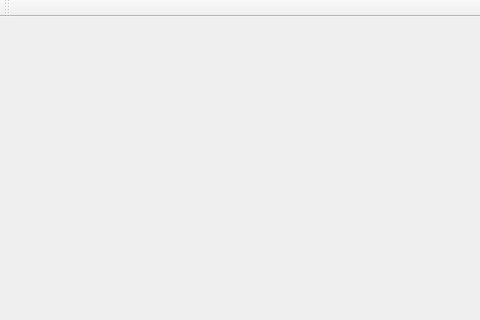
First picture: the form in mainwindow.ui, repository netbeen/LivenessDetection, before the edit; both pictures show x 0 to 480 and y 0 to 320 of the 1281 by 834 pixel window.
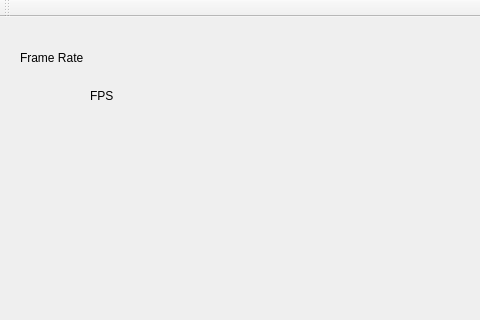
Second picture: the form after the edit.

Commit message: Add a label to display FPS.

Diff of the .ui file:
```diff
--- a/mainwindow.ui
+++ b/mainwindow.ui
@@ -53,6 +53,45 @@
      <string>Exit</string>
     </property>
    </widget>
+   <widget class="QLabel" name="FrameRateName">
+    <property name="geometry">
+     <rect>
+      <x>20</x>
+      <y>30</y>
+      <width>101</width>
+      <height>21</height>
+     </rect>
+    </property>
+    <property name="text">
+     <string>Frame Rate</string>
+    </property>
+   </widget>
+   <widget class="QLabel" name="FrameRateLabel">
+    <property name="geometry">
+     <rect>
+      <x>10</x>
+      <y>70</y>
+      <width>67</width>
+      <height>17</height>
+     </rect>
+    </property>
+    <property name="text">
+     <string/>
+    </property>
+   </widget>
+   <widget class="QLabel" name="FPSName">
+    <property name="geometry">
+     <rect>
+      <x>90</x>
+      <y>70</y>
+      <width>41</width>
+      <height>17</height>
+     </rect>
+    </property>
+    <property name="text">
+     <string>FPS</string>
+    </property>
+   </widget>
   </widget>
   <widget class="QMenuBar" name="menuBar">
    <property name="geometry">
```
The commit also changes 2 other files.
